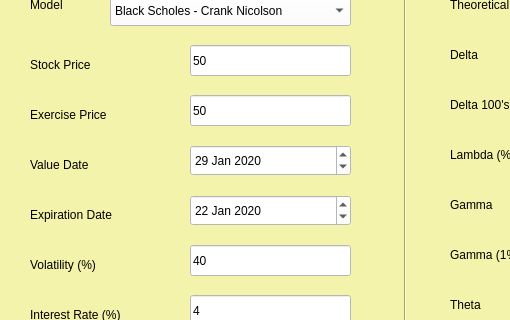
Qt form ui/Option_pricing.ui (ngjunxiang/QF205-Project) before a commit; both pictures show x 0 to 510 and y 145 to 465 of the 842 by 880 pixel window.
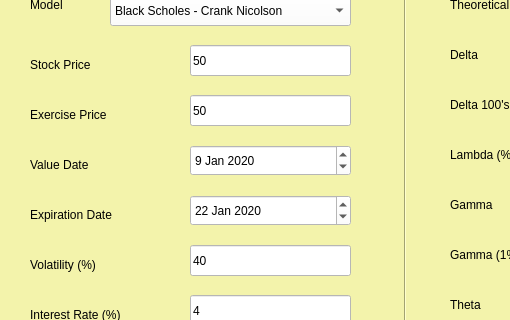
The same form after that commit.

Commit message: change value date in qtdesigner

Patch:
```diff
--- a/ui/Option_pricing.ui
+++ b/ui/Option_pricing.ui
@@ -181,6 +181,16 @@
     <property name="styleSheet">
      <string notr="true">background-color: rgb(255, 255, 255);</string>
     </property>
+    <property name="dateTime">
+     <datetime>
+      <hour>0</hour>
+      <minute>0</minute>
+      <second>0</second>
+      <year>2020</year>
+      <month>1</month>
+      <day>9</day>
+     </datetime>
+    </property>
     <property name="currentSectionIndex">
      <number>0</number>
     </property>
@@ -188,7 +198,7 @@
      <date>
       <year>2020</year>
       <month>1</month>
-      <day>29</day>
+      <day>9</day>
      </date>
     </property>
    </widget>
```
